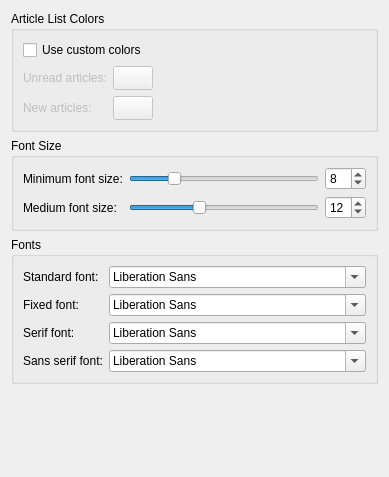
Above: akregator/configuration/ui/settings_appearance.ui from KDE/kdepim before the change. Below: the same form after it.
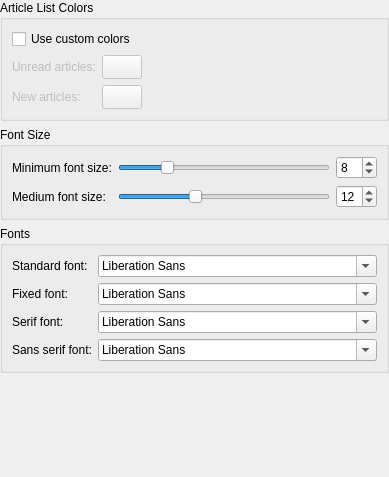
That is the form after the change. Custom widgets are drawn as their Qt base class.

Commit message: Remove duplicate margin

```diff
--- a/akregator/configuration/ui/settings_appearance.ui
+++ b/akregator/configuration/ui/settings_appearance.ui
@@ -12,6 +12,18 @@
    </rect>
   </property>
   <layout class="QVBoxLayout" name="verticalLayout" stretch="0,0,0,1">
+   <property name="leftMargin">
+    <number>0</number>
+   </property>
+   <property name="topMargin">
+    <number>0</number>
+   </property>
+   <property name="rightMargin">
+    <number>0</number>
+   </property>
+   <property name="bottomMargin">
+    <number>0</number>
+   </property>
    <item>
     <widget class="QGroupBox" name="groupBox_3">
      <property name="title">
@@ -248,16 +260,16 @@
   </layout>
  </widget>
  <customwidgets>
-  <customwidget>
-   <class>KColorButton</class>
-   <extends>QPushButton</extends>
-   <header>kcolorbutton.h</header>
-  </customwidget>
   <customwidget>
    <class>KPluralHandlingSpinBox</class>
    <extends>QSpinBox</extends>
    <header>kpluralhandlingspinbox.h</header>
   </customwidget>
+  <customwidget>
+   <class>KColorButton</class>
+   <extends>QPushButton</extends>
+   <header>kcolorbutton.h</header>
+  </customwidget>
  </customwidgets>
  <resources/>
  <connections/>
```
Left out of the diff: 33 changed lines with no effect on the pictures. The commit also changes 6 other files.
